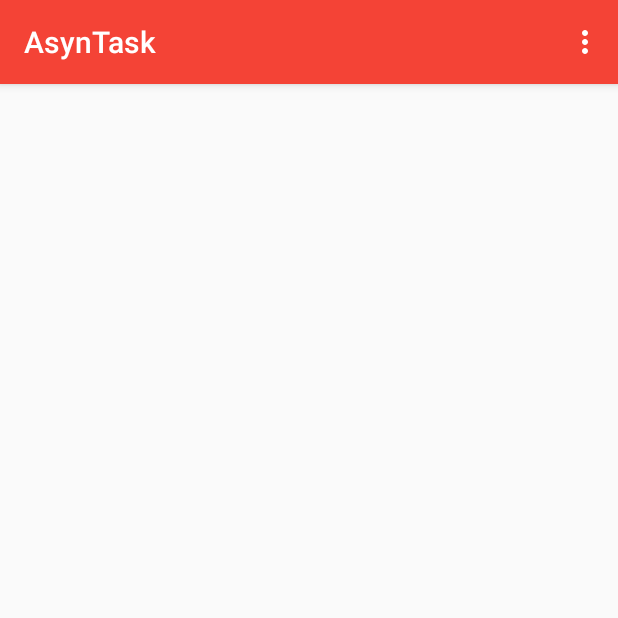
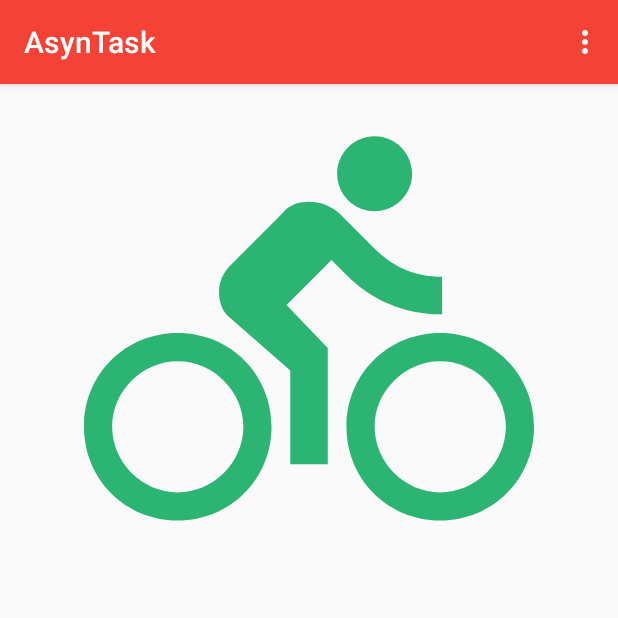
Before and after one commit to BlackPanther9x/AsynTask, an Android app: the screen it shows after launch (MainActivity), on a phone screen of 412 x 824 dp, the top half of it. Run offline under Robolectric (Android 15) with nearby library versions, the phone set to English and light mode, and no system bars.

Commit message:
Nguyễn Ngọc Tân: thêm file hình ảnh vào mainActivity

```diff
--- /dev/null
+++ b/app/src/main/res/drawable/ic_directions_bike_black_24dp.xml
@@ -0,0 +1,9 @@
+<vector xmlns:android="http://schemas.android.com/apk/res/android"
+        android:width="24dp"
+        android:height="24dp"
+        android:viewportWidth="24.0"
+        android:viewportHeight="24.0">
+    <path
+        android:fillColor="#2bb472"
+        android:pathData="M15.5,5.5c1.1,0 2,-0.9 2,-2s-0.9,-2 -2,-2 -2,0.9 -2,2 0.9,2 2,2zM5,12c-2.8,0 -5,2.2 -5,5s2.2,5 5,5 5,-2.2 5,-5 -2.2,-5 -5,-5zM5,20.5c-1.9,0 -3.5,-1.6 -3.5,-3.5s1.6,-3.5 3.5,-3.5 3.5,1.6 3.5,3.5 -1.6,3.5 -3.5,3.5zM10.8,10.5l2.4,-2.4 0.8,0.8c1.3,1.3 3,2.1 5.1,2.1L19.1,9c-1.5,0 -2.7,-0.6 -3.6,-1.5l-1.9,-1.9c-0.5,-0.4 -1,-0.6 -1.6,-0.6s-1.1,0.2 -1.4,0.6L7.8,8.4c-0.4,0.4 -0.6,0.9 -0.6,1.4 0,0.6 0.2,1.1 0.6,1.4L11,14v5h2v-6.2l-2.2,-2.3zM19,12c-2.8,0 -5,2.2 -5,5s2.2,5 5,5 5,-2.2 5,-5 -2.2,-5 -5,-5zM19,20.5c-1.9,0 -3.5,-1.6 -3.5,-3.5s1.6,-3.5 3.5,-3.5 3.5,1.6 3.5,3.5 -1.6,3.5 -3.5,3.5z"/>
+</vector>
--- a/app/src/main/res/layout/activity_main.xml
+++ b/app/src/main/res/layout/activity_main.xml
@@ -1,13 +1,18 @@
 <?xml version="1.0" encoding="utf-8"?>
 <RelativeLayout xmlns:android="http://schemas.android.com/apk/res/android"
     xmlns:tools="http://schemas.android.com/tools"
+    xmlns:app="http://schemas.android.com/apk/res-auto"
     android:id="@+id/activity_main"
     android:layout_width="match_parent"
     android:layout_height="match_parent"
-    android:paddingBottom="@dimen/activity_vertical_margin"
-    android:paddingLeft="@dimen/activity_horizontal_margin"
-    android:paddingRight="@dimen/activity_horizontal_margin"
-    android:paddingTop="@dimen/activity_vertical_margin"
-    tools:context="com.example.vaio.asyntask.MainActivity">
+    android:padding="16dp"
+    tools:context=".MainActivity">
+
+    <ImageView
+        android:layout_width="300dp"
+        android:layout_height="300dp"
+        android:layout_centerHorizontal="true"
+        app:srcCompat="@drawable/ic_directions_bike_black_24dp"
+        tools:ignore="ContentDescription" />
 
 </RelativeLayout>
```
